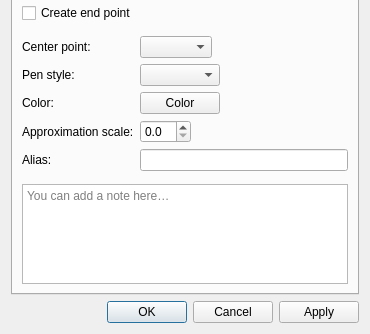
First picture: the form in src/libs/vtools/dialogs/tools/dialogarcwithlength.ui, repository equinox-patterns/Ostara, before the edit; both pictures show x 0 to 370 and y 149 to 483 of the 370 by 483 pixel window.
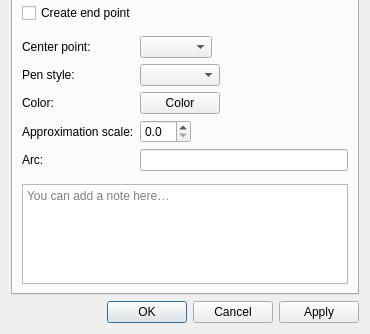
Second picture: the form after the edit. Icons and pictures are not drawn. Custom widgets are drawn as their Qt base class.

Diff of the .ui file:
```diff
--- a/src/libs/vtools/dialogs/tools/dialogarcwithlength.ui
+++ b/src/libs/vtools/dialogs/tools/dialogarcwithlength.ui
@@ -160,7 +160,7 @@
          <item row="4" column="0">
           <widget class="QLabel" name="labelAlias">
            <property name="text">
-            <string>Alias:</string>
+            <string>Arc:</string>
            </property>
           </widget>
          </item>
```
